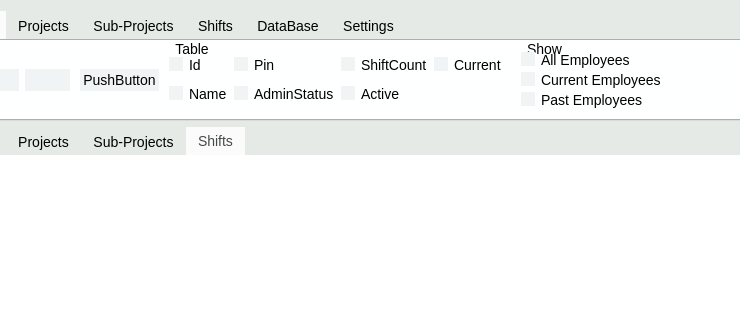
Old version of the form Source/Time-Track/mainform.ui in the repository joshuawootonn/time-track; both pictures show x 99 to 839 and y 0 to 320 of the 1280 by 720 pixel window.
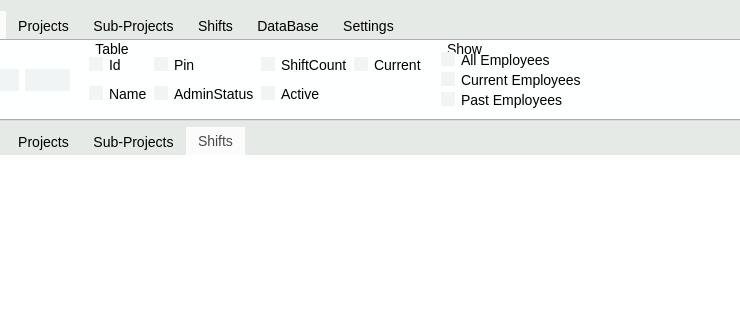
New version of the form. The open tabs and pages were chosen to show the change. Icons and pictures are not drawn.

```diff
--- a/Source/Time-Track/mainform.ui
+++ b/Source/Time-Track/mainform.ui
@@ -758,13 +758,6 @@
              </layout>
             </widget>
            </item>
-           <item>
-            <widget class="QPushButton" name="EmployeeRefresh">
-             <property name="text">
-              <string>PushButton</string>
-             </property>
-            </widget>
-           </item>
            <item>
             <widget class="QGroupBox" name="groupBox_2">
              <property name="title">
```
Left out of the diff: 24 changed lines with no effect on the pictures.
